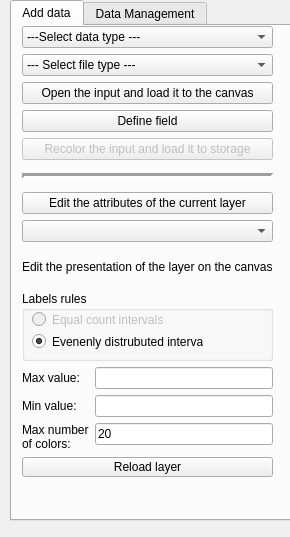
axelande/geodatafarm3, file GeoDataFarm_dockwidget_base.ui: the form before one commit.
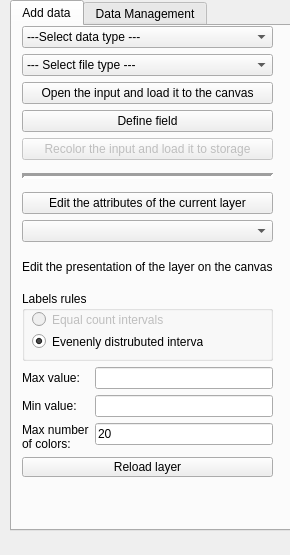
The form after the commit. Custom widgets are drawn as their Qt base class.

What changed in the file:
```diff
--- a/GeoDataFarm_dockwidget_base.ui
+++ b/GeoDataFarm_dockwidget_base.ui
@@ -7,7 +7,7 @@
     <x>0</x>
     <y>0</y>
     <width>290</width>
-    <height>537</height>
+    <height>555</height>
    </rect>
   </property>
   <property name="windowTitle">
@@ -20,7 +20,7 @@
       <x>10</x>
       <y>0</y>
       <width>281</width>
-      <height>521</height>
+      <height>531</height>
      </rect>
     </property>
     <property name="currentIndex">
```
